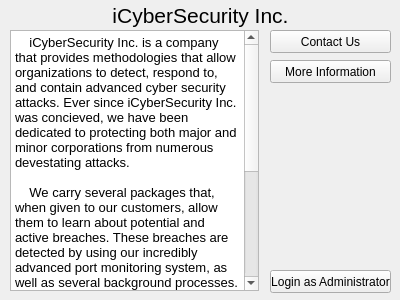
Qt form mainwindow.ui (OverworldLord/pxgic) before a commit.
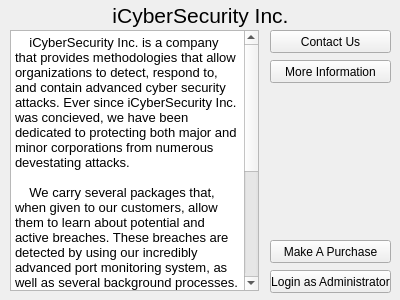
The same form after that commit.

What changed in the file:
```diff
--- a/mainwindow.ui
+++ b/mainwindow.ui
@@ -87,6 +87,19 @@
      <string>More Information</string>
     </property>
    </widget>
+   <widget class="QPushButton" name="pushButton_4">
+    <property name="geometry">
+     <rect>
+      <x>270</x>
+      <y>240</y>
+      <width>121</width>
+      <height>23</height>
+     </rect>
+    </property>
+    <property name="text">
+     <string>Make A Purchase</string>
+    </property>
+   </widget>
   </widget>
  </widget>
  <layoutdefault spacing="6" margin="11"/>
```
